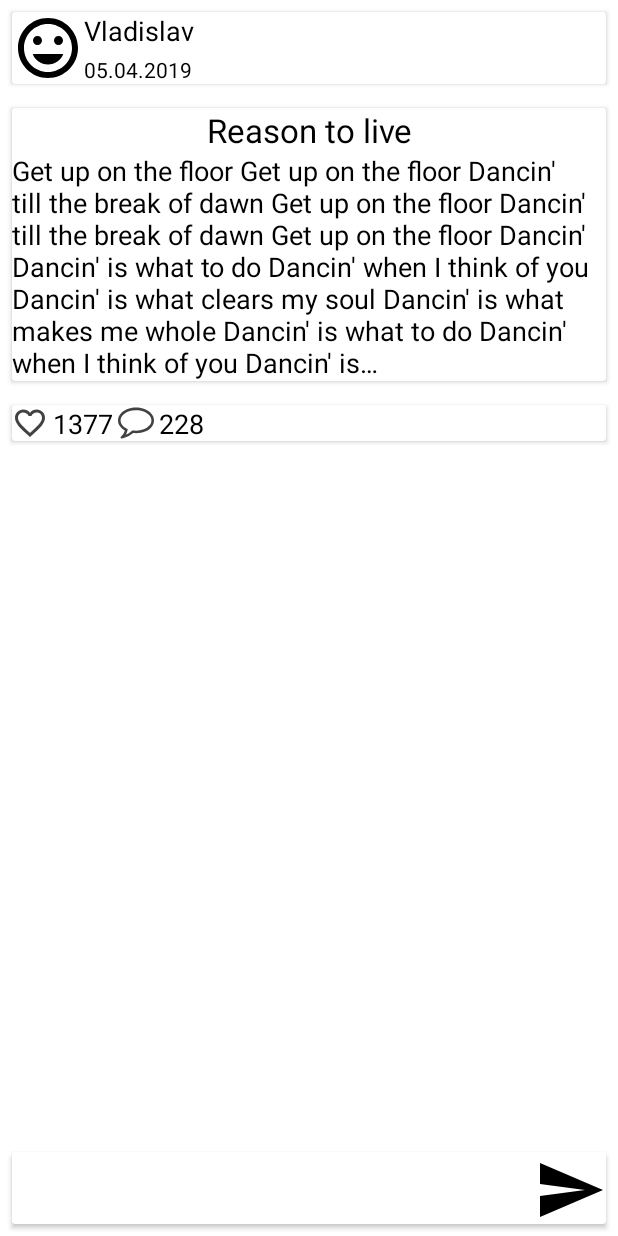
After one commit to andrewkir/SleepHub, an Android app: the PostActivity screen opened directly, with no data from a screen before it, on a phone screen of 412 x 824 dp. The commit adds this screen. Run offline under Robolectric (Android 15) with nearby library versions, the phone set to English and light mode, and no system bars.

Commit message:
add post layout

```diff
--- a/Mobile/SleepProject/app/src/main/AndroidManifest.xml
+++ b/Mobile/SleepProject/app/src/main/AndroidManifest.xml
@@ -25,10 +25,13 @@
                 android:name=".LoginActivity"
                 android:windowSoftInputMode="adjustPan">
             <intent-filter>
-                <action android:name="android.intent.action.VIEW" />
+                <action android:name="android.intent.action.VIEW"/>
                 <action android:name="android.intent.action.MAIN"/>
+
                 <category android:name="android.intent.category.LAUNCHER"/>
             </intent-filter>
+        </activity>
+        <activity android:name=".PostActivity">
         </activity>
     </application>
 
--- /dev/null
+++ b/Mobile/SleepProject/app/src/main/java/com/andrewkir/sleepproject/PostActivity.kt
@@ -0,0 +1,15 @@
+package com.andrewkir.sleepproject
+
+import android.support.v7.app.AppCompatActivity
+import android.os.Bundle
+
+class PostActivity : AppCompatActivity() {
+
+    override fun onCreate(savedInstanceState: Bundle?) {
+        super.onCreate(savedInstanceState)
+        setContentView(R.layout.activity_post)
+    }
+
+
+
+}
--- a/Mobile/SleepProject/app/src/main/java/com/andrewkir/sleepproject/Utilities/Post.kt
+++ b/Mobile/SleepProject/app/src/main/java/com/andrewkir/sleepproject/Utilities/Post.kt
@@ -5,11 +5,9 @@ class Post(var postId: String, var username: String, var displayName: String,
            var comments: ArrayList<Comment>, var viewers: ArrayList<String>, var views: Int, var isLiked: Boolean
 )
 
-class Comment(commenterId: String, commentBody: String, date: String){
-    var commenterId = commenterId
-    var commentBody = commentBody
-    var date = date
+class Comment(var commenterId: String, var commentBody: String, var date: String){
 }
 
-class PostMinified(var username: String, var body: String,var isLiked: Boolean,var likes: Int, var postId: String,var date: String, var comments:Int){
+class PostMinified(var username: String, var body: String,var isLiked: Boolean,var likes: Int, var postId: String,
+                   var date: String, var comments:Int){
 }
--- /dev/null
+++ b/Mobile/SleepProject/app/src/main/res/drawable/ic_send_black_24dp.xml
@@ -0,0 +1,9 @@
+<vector xmlns:android="http://schemas.android.com/apk/res/android"
+        android:width="24dp"
+        android:height="24dp"
+        android:viewportWidth="24.0"
+        android:viewportHeight="24.0">
+    <path
+        android:fillColor="#FF000000"
+        android:pathData="M2.01,21L23,12 2.01,3 2,10l15,2 -15,2z"/>
+</vector>
--- /dev/null
+++ b/Mobile/SleepProject/app/src/main/res/drawable/ic_tag_faces_black_24dp.xml
@@ -0,0 +1,9 @@
+<vector xmlns:android="http://schemas.android.com/apk/res/android"
+        android:width="24dp"
+        android:height="24dp"
+        android:viewportWidth="24.0"
+        android:viewportHeight="24.0">
+    <path
+        android:fillColor="#FF000000"
+        android:pathData="M11.99,2C6.47,2 2,6.48 2,12s4.47,10 9.99,10C17.52,22 22,17.52 22,12S17.52,2 11.99,2zM12,20c-4.42,0 -8,-3.58 -8,-8s3.58,-8 8,-8 8,3.58 8,8 -3.58,8 -8,8zM15.5,11c0.83,0 1.5,-0.67 1.5,-1.5S16.33,8 15.5,8 14,8.67 14,9.5s0.67,1.5 1.5,1.5zM8.5,11c0.83,0 1.5,-0.67 1.5,-1.5S9.33,8 8.5,8 7,8.67 7,9.5 7.67,11 8.5,11zM12,17.5c2.33,0 4.31,-1.46 5.11,-3.5L6.89,14c0.8,2.04 2.78,3.5 5.11,3.5z"/>
+</vector>
--- /dev/null
+++ b/Mobile/SleepProject/app/src/main/res/layout/activity_post.xml
@@ -0,0 +1,197 @@
+<?xml version="1.0" encoding="utf-8"?>
+<LinearLayout
+        xmlns:android="http://schemas.android.com/apk/res/android"
+        xmlns:tools="http://schemas.android.com/tools"
+        android:layout_width="match_parent"
+        android:layout_height="match_parent" xmlns:app="http://schemas.android.com/apk/res-auto"
+        tools:context=".PostActivity"
+        android:background="@color/colorBack"
+        android:orientation="vertical">
+        <ScrollView
+                android:layout_width="match_parent"
+                android:layout_height="0dp"
+                android:layout_weight="1">
+
+        <LinearLayout
+                android:layout_width="match_parent"
+                android:layout_height="wrap_content"
+                android:orientation="vertical">
+            <android.support.v7.widget.CardView
+                    app:cardBackgroundColor="@color/colorBack"
+                    android:layout_width="match_parent"
+                    android:layout_height="wrap_content"
+                    android:layout_marginTop="8dp"
+                    app:layout_constraintTop_toTopOf="parent" android:layout_marginBottom="8dp"
+                    app:layout_constraintBottom_toBottomOf="parent" app:layout_constraintEnd_toEndOf="parent"
+                    android:layout_marginEnd="8dp" app:layout_constraintStart_toStartOf="parent"
+                    android:layout_marginStart="8dp" app:layout_constraintHorizontal_bias="0.0"
+                    app:layout_constraintVertical_bias="0.0">
+            <RelativeLayout
+                    android:layout_width="match_parent"
+                    android:layout_height="wrap_content">
+                    <ImageView
+                            android:id="@+id/avatar"
+                            android:layout_width="48dp"
+                            android:layout_height="48dp"
+                            android:background="@drawable/ic_tag_faces_black_24dp"
+                    />
+                    <TextView
+                            android:id="@+id/username"
+                            android:layout_width="wrap_content"
+                            android:layout_height="wrap_content"
+                            android:layout_toEndOf="@id/avatar"
+                            android:layout_alignParentTop="true"
+                            android:textAppearance="@style/Base.TextAppearance.AppCompat.Medium"
+                            android:text="Vladislav"
+                            android:textColor="@color/colorBlack"
+                    />
+                    <TextView
+                            android:id="@+id/date"
+                            android:layout_width="wrap_content"
+                            android:layout_height="wrap_content"
+                            android:layout_toEndOf="@id/avatar"
+                            android:layout_alignParentBottom="true"
+                            android:text="05.04.2019"
+                            android:textColor="@color/colorBlack"
+                    />
+
+            </RelativeLayout>
+            </android.support.v7.widget.CardView>
+            <android.support.v7.widget.CardView
+                    app:cardBackgroundColor="@color/colorBack"
+                    android:layout_width="match_parent"
+                    android:layout_height="wrap_content"
+                    android:layout_marginTop="8dp"
+                    app:layout_constraintTop_toTopOf="parent" android:layout_marginBottom="8dp"
+                    app:layout_constraintBottom_toBottomOf="parent" app:layout_constraintEnd_toEndOf="parent"
+                    android:layout_marginEnd="8dp" app:layout_constraintStart_toStartOf="parent"
+                    android:layout_marginStart="8dp" app:layout_constraintHorizontal_bias="0.0"
+                    app:layout_constraintVertical_bias="0.0">
+            <LinearLayout
+                    android:layout_width="match_parent"
+                    android:layout_height="wrap_content"
+                    android:orientation="vertical">
+                    <TextView
+                            android:id="@+id/post_title"
+                            android:layout_width="match_parent"
+                            android:layout_height="wrap_content"
+                            android:textAppearance="@style/Base.TextAppearance.AppCompat.Large"
+                            android:text="Reason to live"
+                            android:gravity="center"
+                            android:textColor="@color/colorBlack"
+                    />
+                    <TextView
+                            android:id="@+id/body"
+                            android:layout_width="match_parent"
+                            android:layout_height="wrap_content"
+                            android:textAppearance="@style/Base.TextAppearance.AppCompat.Medium"
+                            android:text="Get up on the floor
+Get up on the floor
+Dancin' till the break of dawn
+Get up on the floor
+Dancin' till the break of dawn
+Get up on the floor
+Dancin'
+Dancin' is what to do
+Dancin' when I think of you
+Dancin' is what clears my soul
+Dancin' is what makes me whole
+Dancin' is what to do
+Dancin' when I think of you
+Dancin' is…"
+                            android:textColor="@color/colorBlack"
+                    />
+            </LinearLayout>
+            </android.support.v7.widget.CardView>
+
+            <android.support.v7.widget.CardView
+                    app:cardBackgroundColor="@color/colorBack"
+                    android:layout_width="match_parent"
+                    android:layout_height="wrap_content"
+                    android:layout_marginTop="8dp"
+                    app:layout_constraintTop_toTopOf="parent" android:layout_marginBottom="8dp"
+                    app:layout_constraintBottom_toBottomOf="parent" app:layout_constraintEnd_toEndOf="parent"
+                    android:layout_marginEnd="8dp" app:layout_constraintStart_toStartOf="parent"
+                    android:layout_marginStart="8dp" app:layout_constraintHorizontal_bias="0.0"
+                    app:layout_constraintVertical_bias="0.0">
+            <RelativeLayout
+                    android:layout_width="match_parent"
+                    android:layout_height="wrap_content">
+                    <TextView
+                            android:id="@+id/like_icon"
+                            android:layout_width="24dp"
+                            android:layout_height="24dp"
+                            android:background="@drawable/ic_favorite_border_black_24dp"
+                            />
+                    <TextView
+                            android:id="@+id/likes"
+                            android:layout_width="wrap_content"
+                            android:layout_height="24dp"
+                            android:layout_toEndOf="@id/like_icon"
+                            android:textAppearance="@style/Base.TextAppearance.AppCompat.Medium"
+                            android:textColor="@color/colorBlack"
+                            android:text="1377"
+                            android:layout_marginStart="3dp"
+                    />
+                    <TextView
+                            android:id="@+id/comment_icon"
+                            android:layout_width="24dp"
+                            android:layout_height="24dp"
+                            android:layout_toEndOf="@id/likes"
+                            android:background="@drawable/ic_comment"
+                            android:layout_marginStart="3dp"
+                    />
+                    <TextView
+                            android:id="@+id/comments"
+                            android:layout_width="wrap_content"
+                            android:layout_height="24dp"
+                            android:layout_toEndOf="@id/comment_icon"
+                            android:textAppearance="@style/Base.TextAppearance.AppCompat.Medium"
+                            android:textColor="@color/colorBlack"
+                            android:text="228"
+                            android:layout_marginStart="3dp"
+                    />
+            </RelativeLayout>
+            </android.support.v7.widget.CardView>
+            <android.support.v7.widget.RecyclerView
+                    android:id="@+id/comments_list"
+                    android:layout_width="match_parent"
+                    android:layout_height="wrap_content">
+
+            </android.support.v7.widget.RecyclerView>
+
+
+        </LinearLayout>
+        </ScrollView>
+    <android.support.v7.widget.CardView
+            app:cardBackgroundColor="@color/colorBack"
+            android:layout_width="match_parent"
+            android:layout_height="wrap_content"
+            android:layout_marginTop="8dp"
+            app:layout_constraintTop_toTopOf="parent" android:layout_marginBottom="8dp"
+            app:layout_constraintBottom_toBottomOf="parent" app:layout_constraintEnd_toEndOf="parent"
+            android:layout_marginEnd="8dp" app:layout_constraintStart_toStartOf="parent"
+            android:layout_marginStart="8dp" app:layout_constraintHorizontal_bias="0.0"
+            app:layout_constraintVertical_bias="0.0">
+    <LinearLayout
+            android:layout_width="match_parent"
+            android:layout_height="wrap_content"
+            android:orientation="horizontal">
+        <EditText
+                android:id="@+id/comment_input"
+                android:layout_width="0dp"
+                android:layout_height="48dp"
+                android:layout_weight="1"
+                android:hint="Type your comment"
+        />
+        <Button
+                android:id="@+id/comment_send"
+                android:layout_width="48dp"
+                android:layout_height="48dp"
+
+                android:background="@drawable/ic_send_black_24dp"/>
+    </LinearLayout>
+    </android.support.v7.widget.CardView>
+
+
+</LinearLayout>
--- a/Mobile/SleepProject/app/src/main/res/values/colors.xml
+++ b/Mobile/SleepProject/app/src/main/res/values/colors.xml
@@ -5,4 +5,5 @@
     <color name="colorPrimaryDark">#6ec6ff</color>
     <color name="colorAccent">#6EC6FF</color>
     <color name="colorBack">#FFFFFF</color>
+    <color name="colorBlack">#000000</color>
 </resources>
```
